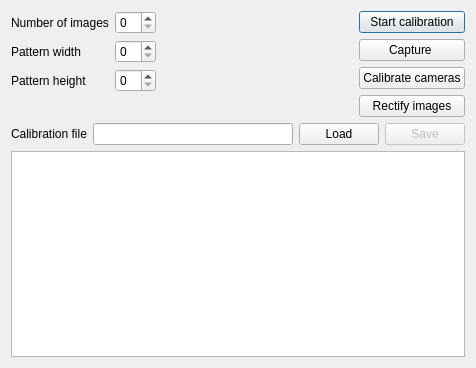
asergiu/camcalib, file stereocalibrationform.ui: the form before one commit.
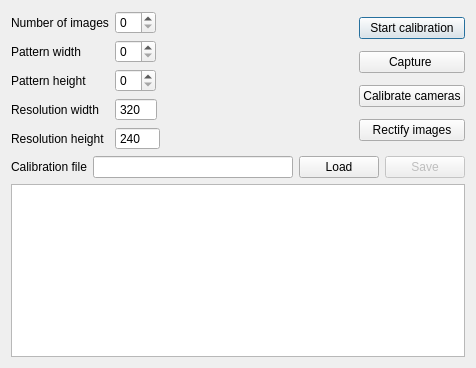
The form after the commit.

Commit message: Introduced 2 widgets in the mainwindow, tabbedmenudialog and stereocalibrationform GUIs. These widgets are used for setting up the resolution for the captured frames. These replace the old hardcoded values 640x480 and 320x240.

Patch:
```diff
--- a/stereocalibrationform.ui
+++ b/stereocalibrationform.ui
@@ -18,6 +18,9 @@
     <layout class="QHBoxLayout" name="horizontalLayout_2">
      <item>
       <layout class="QFormLayout" name="formLayout">
+       <property name="fieldGrowthPolicy">
+        <enum>QFormLayout::ExpandingFieldsGrow</enum>
+       </property>
        <item row="0" column="0">
         <widget class="QLabel" name="label">
          <property name="text">
@@ -48,6 +51,46 @@
        <item row="2" column="1">
         <widget class="QSpinBox" name="height"/>
        </item>
+       <item row="4" column="0">
+        <widget class="QLabel" name="resolution_height_label">
+         <property name="text">
+          <string>Resolution height</string>
+         </property>
+        </widget>
+       </item>
+       <item row="3" column="0">
+        <widget class="QLabel" name="resolution_width_label">
+         <property name="text">
+          <string>Resolution width</string>
+         </property>
+        </widget>
+       </item>
+       <item row="3" column="1">
+        <widget class="QSpinBox" name="resolution_width_spinBox">
+         <property name="buttonSymbols">
+          <enum>QAbstractSpinBox::NoButtons</enum>
+         </property>
+         <property name="maximum">
+          <number>11114</number>
+         </property>
+         <property name="value">
+          <number>320</number>
+         </property>
+        </widget>
+       </item>
+       <item row="4" column="1">
+        <widget class="QSpinBox" name="resolution_height_spinBox">
+         <property name="buttonSymbols">
+          <enum>QAbstractSpinBox::NoButtons</enum>
+         </property>
+         <property name="maximum">
+          <number>14008</number>
+         </property>
+         <property name="value">
+          <number>240</number>
+         </property>
+        </widget>
+       </item>
       </layout>
      </item>
      <item>
```
The commit also changes 10 other files.
